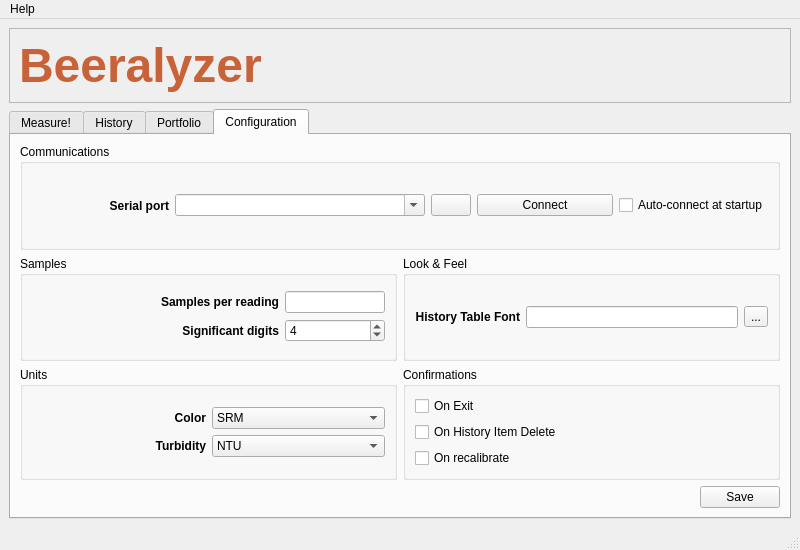
Old version of the form src/beeralyzer/gui/mainwindow.ui in the repository iorodeo/Beeralyzer.
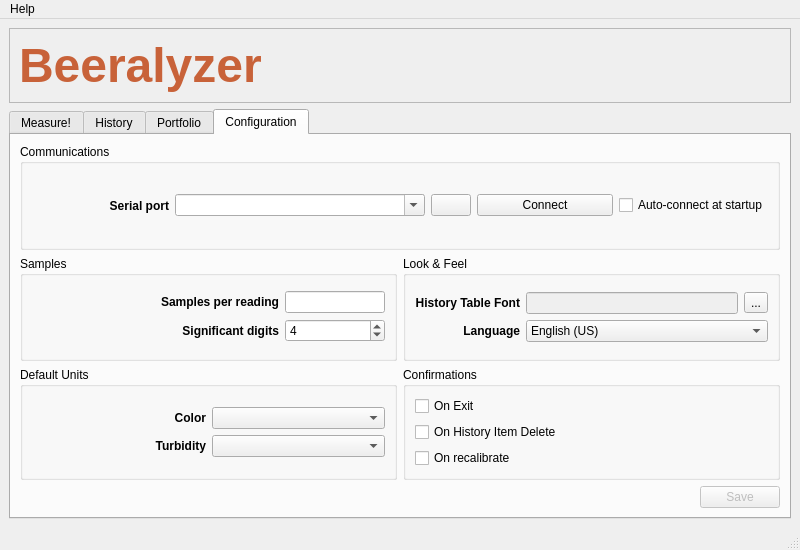
New version of the form. The open tabs and pages were chosen to show the change. Icons and pictures are not drawn.

```diff
--- a/src/beeralyzer/gui/mainwindow.ui
+++ b/src/beeralyzer/gui/mainwindow.ui
@@ -1061,6 +1061,24 @@
                       </property>
                      </widget>
                     </item>
+                    <item row="0" column="2">
+                     <widget class="QComboBox" name="comboBox_4">
+                      <item>
+                       <property name="text">
+                        <string>Absorbance</string>
+                       </property>
+                      </item>
+                     </widget>
+                    </item>
+                    <item row="1" column="2">
+                     <widget class="QComboBox" name="comboBox_5">
+                      <item>
+                       <property name="text">
+                        <string>Absorbance</string>
+                       </property>
+                      </item>
+                     </widget>
+                    </item>
                    </layout>
                   </item>
                  </layout>
@@ -1322,7 +1340,10 @@
                 </widget>
                </item>
                <item row="0" column="1">
-                <widget class="QLineEdit" name="lineEdit">
+                <widget class="QLineEdit" name="fontLineEdit">
+                 <property name="enabled">
+                  <bool>false</bool>
+                 </property>
                  <property name="minimumSize">
                   <size>
                    <width>200</width>
@@ -1331,6 +1352,31 @@
                  </property>
                 </widget>
                </item>
+               <item row="1" column="0">
+                <widget class="QLabel" name="label_48">
+                 <property name="font">
+                  <font>
+                   <weight>75</weight>
+                   <bold>true</bold>
+                  </font>
+                 </property>
+                 <property name="text">
+                  <string>Language</string>
+                 </property>
+                 <property name="alignment">
+                  <set>Qt::AlignRight|Qt::AlignTrailing|Qt::AlignVCenter</set>
+                 </property>
+                </widget>
+               </item>
+               <item row="1" column="1" colspan="2">
+                <widget class="QComboBox" name="comboBox">
+                 <item>
+                  <property name="text">
+                   <string>English (US)</string>
+                  </property>
+                 </item>
+                </widget>
+               </item>
               </layout>
              </item>
             </layout>
@@ -1343,43 +1389,16 @@
           <item>
            <widget class="QGroupBox" name="groupBox_14">
             <property name="title">
-             <string>Units</string>
+             <string>Default Units</string>
             </property>
             <layout class="QGridLayout" name="gridLayout_29">
              <item row="0" column="0">
               <layout class="QGridLayout" name="gridLayout_6">
                <item row="1" column="1">
-                <widget class="QComboBox" name="comboBox_5">
-                 <item>
-                  <property name="text">
-                   <string>NTU</string>
-                  </property>
-                 </item>
-                 <item>
-                  <property name="text">
-                   <string>Absorbance</string>
-                  </property>
-                 </item>
-                </widget>
+                <widget class="QComboBox" name="defaultTurbidityUnitsCombobox"/>
                </item>
                <item row="0" column="1">
-                <widget class="QComboBox" name="comboBox_4">
-                 <item>
-                  <property name="text">
-                   <string>SRM</string>
-                  </property>
-                 </item>
-                 <item>
-                  <property name="text">
-                   <string>EBC</string>
-                  </property>
-                 </item>
-                 <item>
-                  <property name="text">
-                   <string>Absorbance</string>
-                  </property>
-                 </item>
-                </widget>
+                <widget class="QComboBox" name="defaultColorUnitsCombobox"/>
                </item>
                <item row="1" column="0">
                 <widget class="QLabel" name="label_16">
@@ -1471,6 +1490,9 @@
           </item>
           <item>
            <widget class="QPushButton" name="saveConfigPushButton">
+            <property name="enabled">
+             <bool>false</bool>
+            </property>
             <property name="text">
              <string>Save</string>
             </property>
```
Left out of the diff: 57 changed lines with no effect on the pictures.
